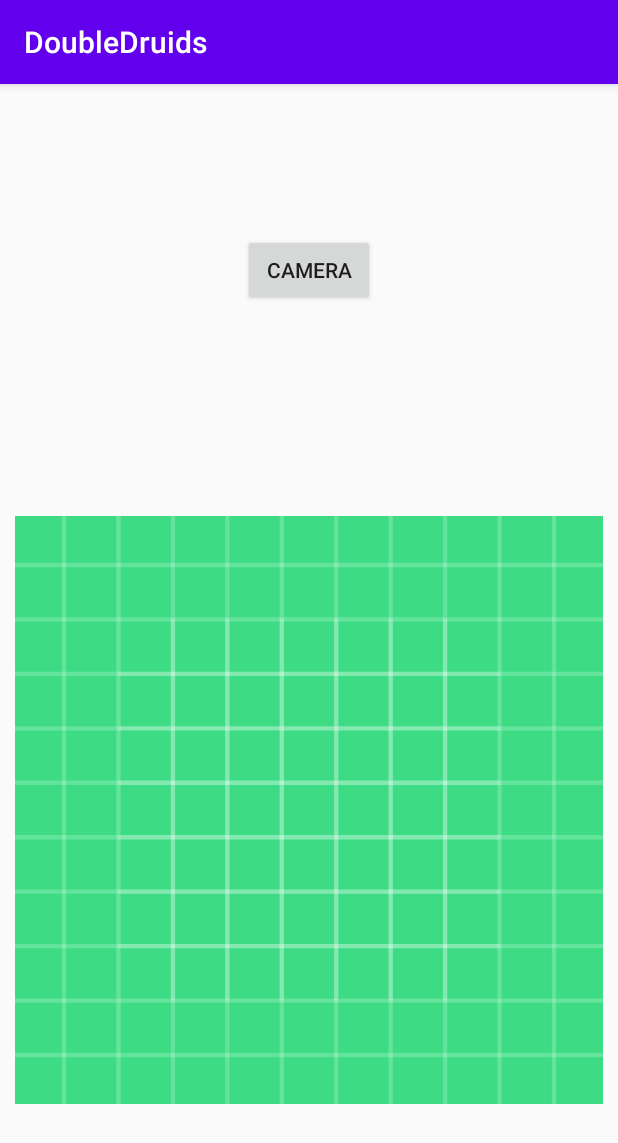
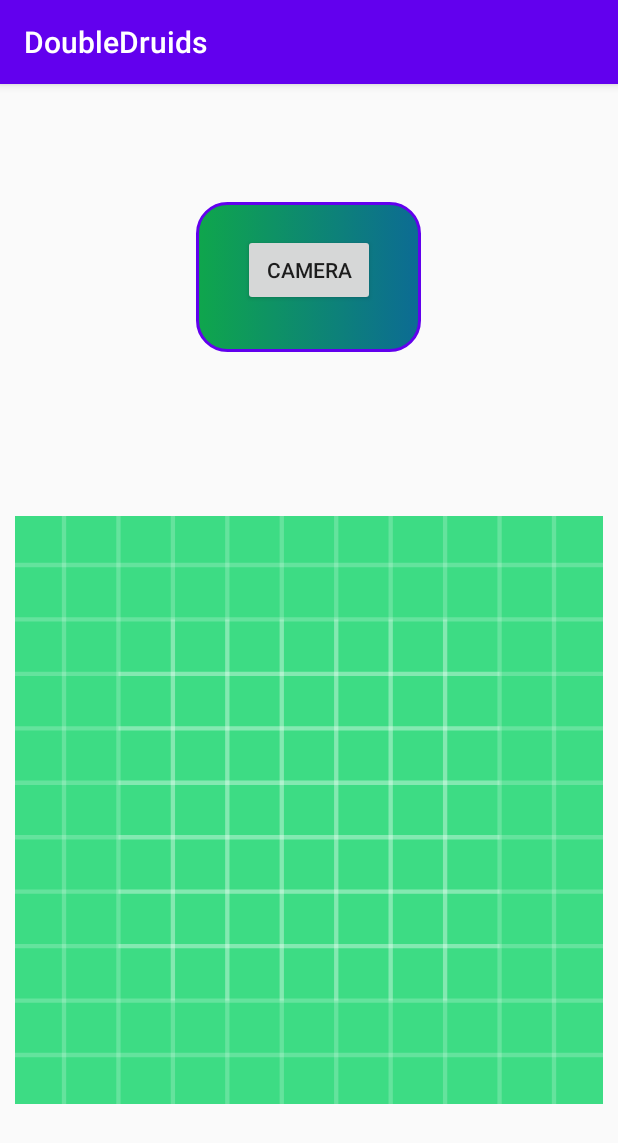
Before and after one commit to rammohant/MarginEdge-App, an Android app: the MainActivity screen opened directly, with no data from a screen before it, on a phone screen of 412 x 824 dp. Shown: the top 1143 px of the screen. Run offline under Robolectric (Android 15) with nearby library versions, the phone set to English and light mode, and no system bars.

Commit message:
no message

```diff
--- a/DoubleDruids/app/src/main/res/layout/activity_main.xml
+++ b/DoubleDruids/app/src/main/res/layout/activity_main.xml
@@ -37,4 +37,16 @@
         app:layout_constraintTop_toTopOf="parent"
         app:layout_constraintVertical_bias="0.787"
         app:srcCompat="@drawable/ic_launcher_background" />
+
+    <ImageView
+        android:id="@+id/imageView5"
+        android:layout_width="150dp"
+        android:layout_height="100dp"
+        app:layout_constraintBottom_toBottomOf="parent"
+        app:layout_constraintEnd_toEndOf="parent"
+        app:layout_constraintHorizontal_bias="0.498"
+        app:layout_constraintStart_toStartOf="parent"
+        app:layout_constraintTop_toTopOf="parent"
+        app:layout_constraintVertical_bias="0.118"
+        app:srcCompat="@drawable/rainbow" />
 </androidx.constraintlayout.widget.ConstraintLayout>
```
